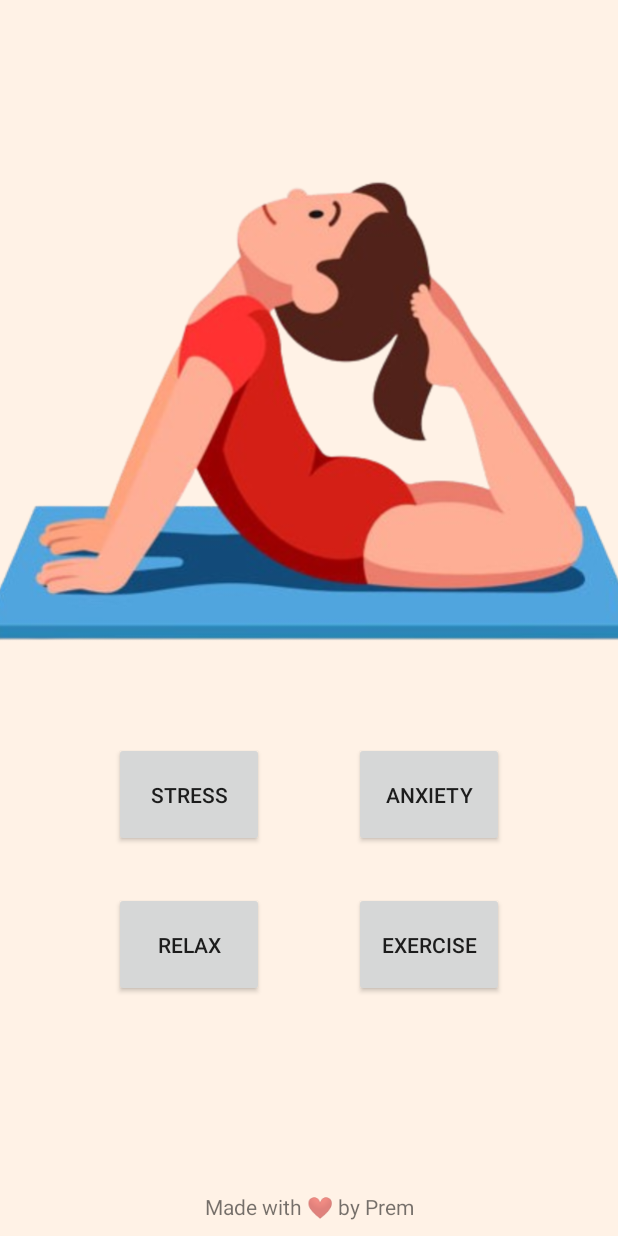
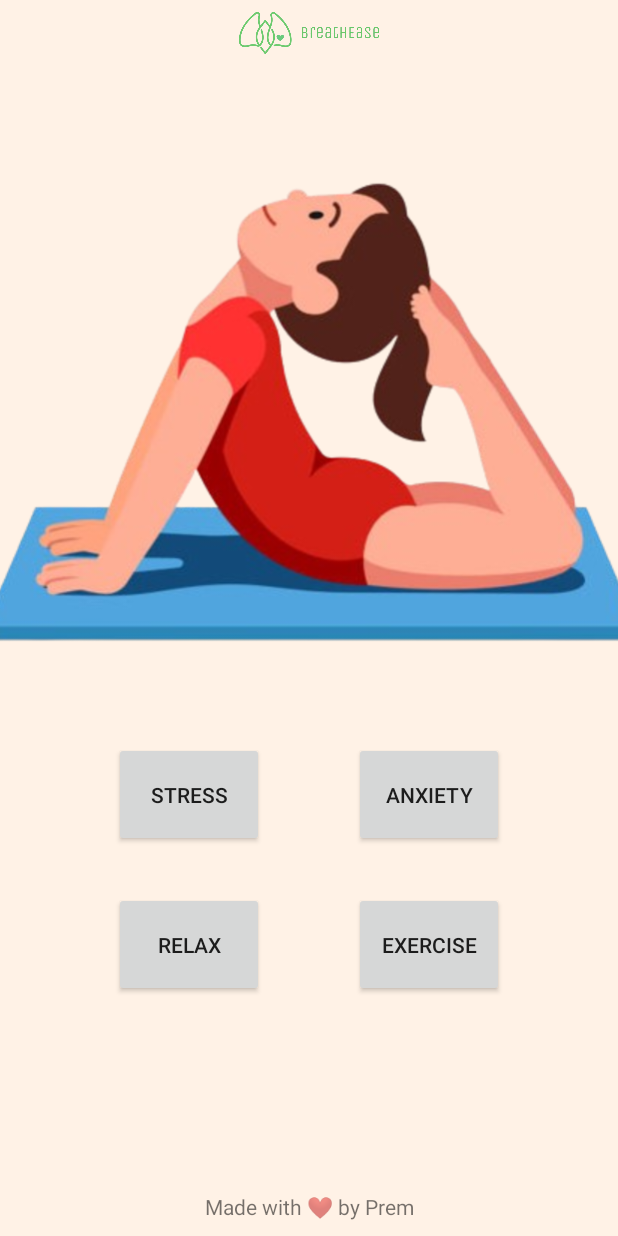
Before and after one commit to premptk/BreathEase, an Android app built with Jetpack Compose: the screen it shows after launch (MainActivity), on a phone screen of 412 x 824 dp. Run offline under Robolectric (Android 15) with nearby library versions, the light colour scheme and no system bars.

Commit message:
added image icons

```diff
--- a/app/src/main/res/layout/home_layout.xml
+++ b/app/src/main/res/layout/home_layout.xml
@@ -5,6 +5,16 @@
     android:layout_width="match_parent"
     android:layout_height="match_parent"
     android:background="#fff2e6">
+
+
+    <ImageView
+        android:layout_width="98dp"
+        android:layout_height="44dp"
+        android:contentDescription="logo image"
+        android:src="@drawable/logo_image"
+        app:layout_constraintEnd_toEndOf="parent"
+        app:layout_constraintStart_toStartOf="parent"
+        app:layout_constraintTop_toTopOf="parent" />
 
     <androidx.constraintlayout.widget.Guideline
         android:id="@+id/guideline_horizontal_half"
@@ -20,18 +30,20 @@
         android:orientation="vertical"
         app:layout_constraintGuide_percent="0.5" />
 
+
     <ImageView
         android:id="@+id/backgroundImage"
         android:layout_width="wrap_content"
         android:layout_height="wrap_content"
         android:scaleType="centerCrop"
         android:src="@drawable/yoga_homepage"
+        app:layout_constraintBottom_toTopOf="@id/guideline_horizontal_half"
         app:layout_constraintEnd_toEndOf="parent"
+        app:layout_constraintHorizontal_bias="0.0"
         app:layout_constraintStart_toStartOf="parent"
         app:layout_constraintTop_toTopOf="parent"
-        app:layout_constraintBottom_toTopOf="@id/guideline_horizontal_half"
+        app:layout_constraintVertical_bias="0.491"
         tools:ignore="ContentDescription" />
-
 
     <Button
         android:id="@+id/button1"
```
Also changed, not shown: app/src/main/res/drawable/icon.png (added), app/src/main/res/drawable/logo_image.png (added).
